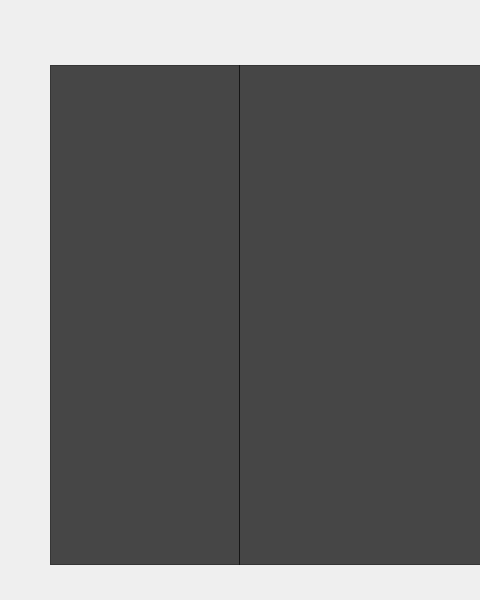
Before: the Qt Designer form sessionmanager/designer/settings/settings_ui.ui in BradenM/SessionManager, drawn with Qt 5; both pictures show x 0 to 480 and y 0 to 600 of the 800 by 600 pixel window.
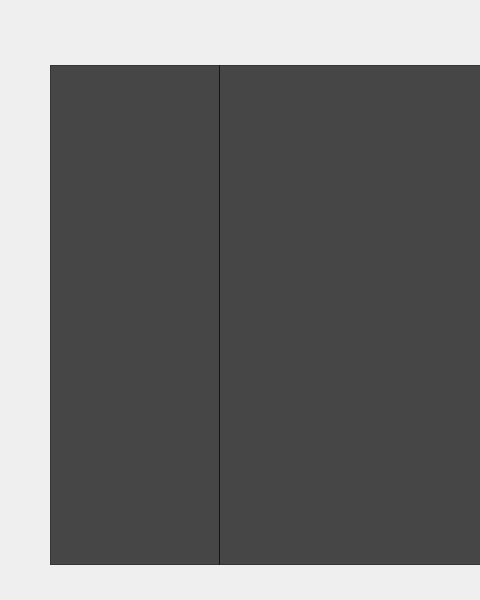
After: the same form once the commit is applied.

Commit message:
Setting Window Backend and Database
* Settings Window
 - Finished, displays the currently two types of settings

* Settings:
 - Session Directory can be changed via settings now
 - Changing with sessions in directory copies over sessions, updates database paths, then deletes old sessions

```diff
--- a/sessionmanager/designer/settings/settings_ui.ui
+++ b/sessionmanager/designer/settings/settings_ui.ui
@@ -82,7 +82,7 @@
      <rect>
       <x>0</x>
       <y>0</y>
-      <width>190</width>
+      <width>170</width>
       <height>501</height>
      </rect>
     </property>
@@ -90,9 +90,9 @@
    <widget class="QWidget" name="setting_view" native="true">
     <property name="geometry">
      <rect>
-      <x>190</x>
+      <x>180</x>
       <y>0</y>
-      <width>510</width>
+      <width>520</width>
       <height>500</height>
      </rect>
     </property>
@@ -101,7 +101,7 @@
       <rect>
        <x>0</x>
        <y>0</y>
-       <width>510</width>
+       <width>520</width>
        <height>500</height>
       </rect>
      </property>
```
Left out of the diff: 6 changed lines with no effect on the pictures. The commit also changes 22 other files.
